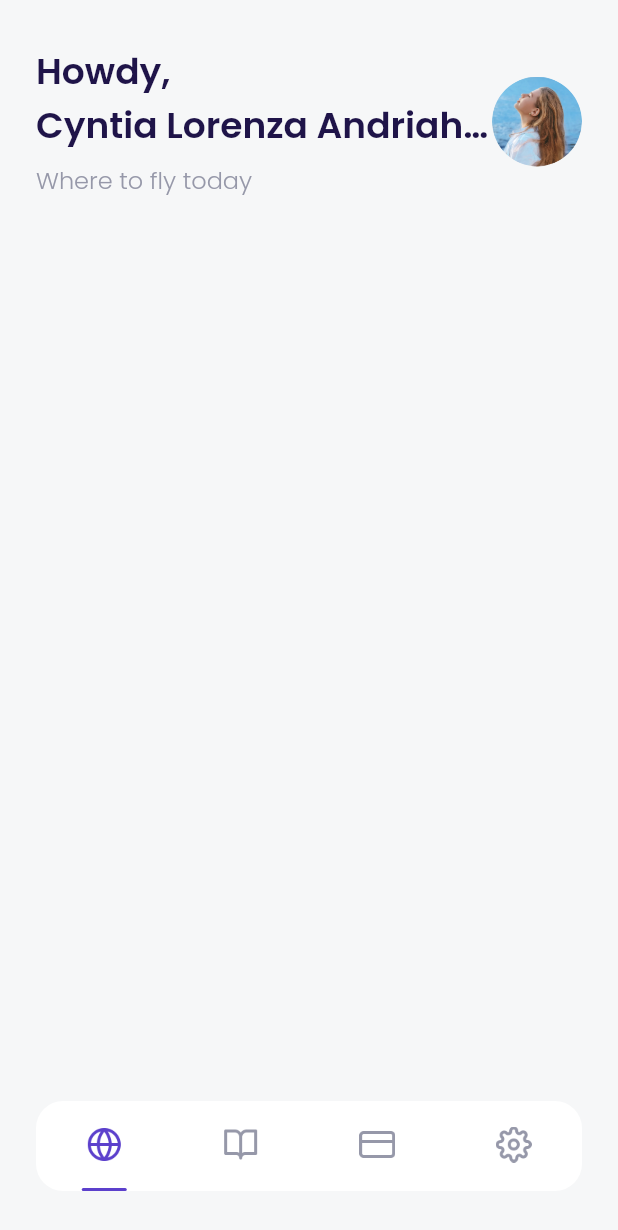
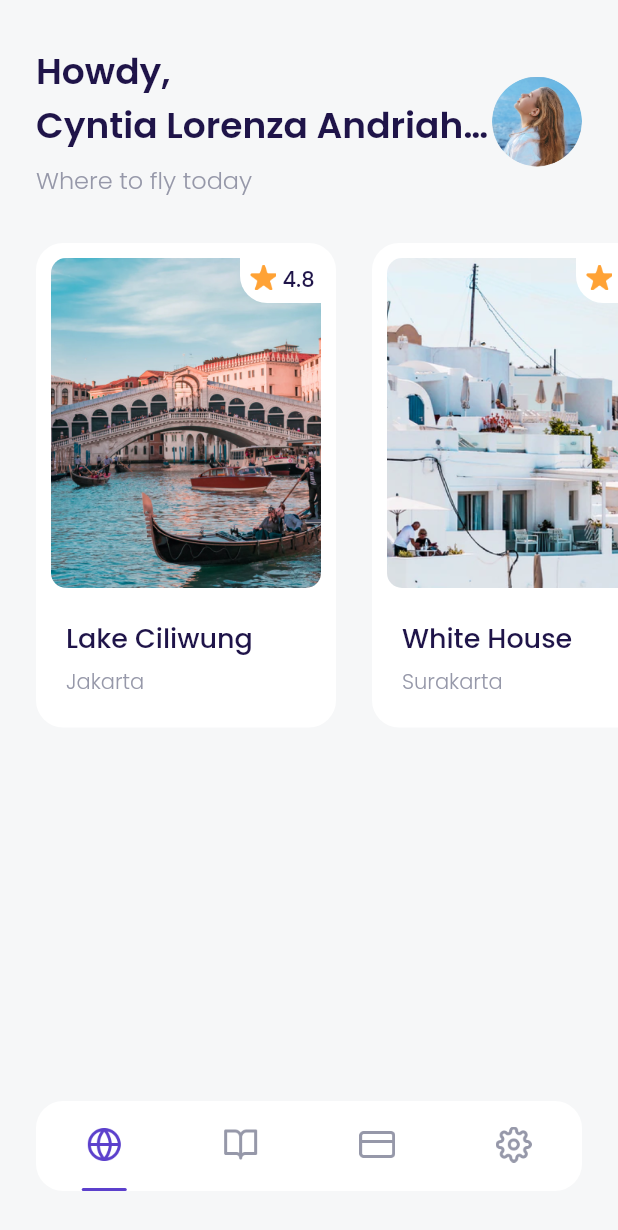
Before and after one commit to heyaender/flutter-flyon-airplane, a Flutter app: the MainPage screen opened by its route, on a phone screen of 412 x 824 dp. Shown: the top 1230 px of the screen. Run offline on Flutter 3.47's test engine with Material 2 defaults, Android fonts, the light colour scheme and no system bars; our stand-ins replace google_fonts.

Commit message:
Slicing Popular Destination

```diff
--- a/lib/ui/pages/home_page.dart
+++ b/lib/ui/pages/home_page.dart
@@ -1,7 +1,8 @@
-// ignore_for_file: prefer_const_constructors
+// ignore_for_file: prefer_const_constructors, prefer_const_literals_to_create_immutables
 
 import 'package:flutter/material.dart';
 import 'package:flyon_airplane_app/shared/theme.dart';
+import 'package:flyon_airplane_app/ui/widgets/custom_popular_destination.dart';
 
 class HomePage extends StatelessWidget {
   const HomePage({Key? key}) : super(key: key);
@@ -55,11 +56,57 @@ class HomePage extends StatelessWidget {
     );
   }
 
+  Widget popularDestination() {
+    return Container(
+      margin: EdgeInsets.only(
+        top: 30,
+      ),
+      child: SingleChildScrollView(
+        scrollDirection: Axis.horizontal,
+        child: Row(
+          children: [
+            CustomPopularDestination(
+              title: 'Lake Ciliwung',
+              city: 'Jakarta',
+              image: 'assets/images/image_destination-1.png',
+              rating: 4.8,
+            ),
+            CustomPopularDestination(
+              title: "White House",
+              city: 'Surakarta',
+              image: 'assets/images/image_destination-2.png',
+              rating: 4.4,
+            ),
+            CustomPopularDestination(
+              title: "Bora Bora",
+              city: 'Tahiti',
+              image: 'assets/images/image_destination-3.png',
+              rating: 4.7,
+            ),
+            CustomPopularDestination(
+              title: "Kiyomizu-Dera",
+              city: 'Kyoto',
+              image: 'assets/images/image_destination-4.png',
+              rating: 4.9,
+            ),
+            CustomPopularDestination(
+              title: "Rushmore Tree",
+              city: 'South Dakota',
+              image: 'assets/images/image_destination-5.png',
+              rating: 4.2,
+            ),
+          ],
+        ),
+      ),
+    );
+  }
+
   @override
   Widget build(BuildContext context) {
     return ListView(
       children: [
         header(),
+        popularDestination(),
       ],
     );
   }
--- /dev/null
+++ b/lib/ui/widgets/custom_popular_destination.dart
@@ -0,0 +1,124 @@
+// ignore_for_file: prefer_const_constructors
+
+import 'package:flutter/material.dart';
+import 'package:flyon_airplane_app/shared/theme.dart';
+
+class CustomPopularDestination extends StatelessWidget {
+  const CustomPopularDestination({
+    Key? key,
+    required this.title,
+    required this.city,
+    required this.image,
+    this.rating = 0.0,
+  }) : super(key: key);
+
+  final String title;
+  final String city;
+  final String image;
+  final double rating;
+
+  @override
+  Widget build(BuildContext context) {
+    return Container(
+      width: 200,
+      height: 323,
+      padding: EdgeInsets.all(10),
+      margin: EdgeInsets.only(
+        left: defaultmargin,
+      ),
+      decoration: BoxDecoration(
+        color: whiteColor,
+        borderRadius: BorderRadius.circular(18),
+      ),
+      child: Column(
+        crossAxisAlignment: CrossAxisAlignment.start,
+        children: [
+          Container(
+            margin: EdgeInsets.only(bottom: 20),
+            width: 180,
+            height: 220,
+            decoration: BoxDecoration(
+              borderRadius: BorderRadius.circular(10),
+              image: DecorationImage(
+                image: AssetImage(image),
+                fit: BoxFit.cover,
+              ),
+            ),
+            child: Align(
+              alignment: Alignment.topRight,
+              child: Container(
+                width: 54,
+                height: 30,
+                decoration: BoxDecoration(
+                  color: whiteColor,
+                  borderRadius: BorderRadius.only(
+                    bottomLeft: Radius.circular(18),
+                  ),
+                ),
+                child: Row(
+                  mainAxisAlignment: MainAxisAlignment.center,
+                  crossAxisAlignment: CrossAxisAlignment.center,
+                  children: [
+                    Container(
+                      margin: EdgeInsets.only(
+                        right: 2,
+                        left: 2,
+                        bottom: 4,
+                      ),
+                      width: 18,
+                      height: 18,
+                      decoration: BoxDecoration(
+                        image: DecorationImage(
+                          image: AssetImage(
+                            'assets/icons/icon_star.png',
+                          ),
+                        ),
+                      ),
+                    ),
+                    SizedBox(
+                      width: 2,
+                    ),
+                    Text(
+                      rating.toString(),
+                      style: darkText.copyWith(
+                        fontSize: 14,
+                        fontWeight: medium,
+                      ),
+                    )
+                  ],
+                ),
+              ),
+            ),
+          ),
+          Container(
+            margin: EdgeInsets.only(
+              left: 10,
+            ),
+            child: Column(
+              crossAxisAlignment: CrossAxisAlignment.start,
+              children: [
+                Text(
+                  title,
+                  style: darkText.copyWith(
+                    fontSize: 18,
+                    fontWeight: medium,
+                  ),
+                ),
+                SizedBox(
+                  height: 5,
+                ),
+                Text(
+                  city,
+                  style: greyText.copyWith(
+                    fontSize: 14,
+                    fontWeight: light,
+                  ),
+                )
+              ],
+            ),
+          ),
+        ],
+      ),
+    );
+  }
+}
```
Also changed, not shown: assets/icons/icon_star.png (added), assets/icons/icon_star.svg (deleted), assets/icons/logo_flyon.svg (deleted), 33 other files.
